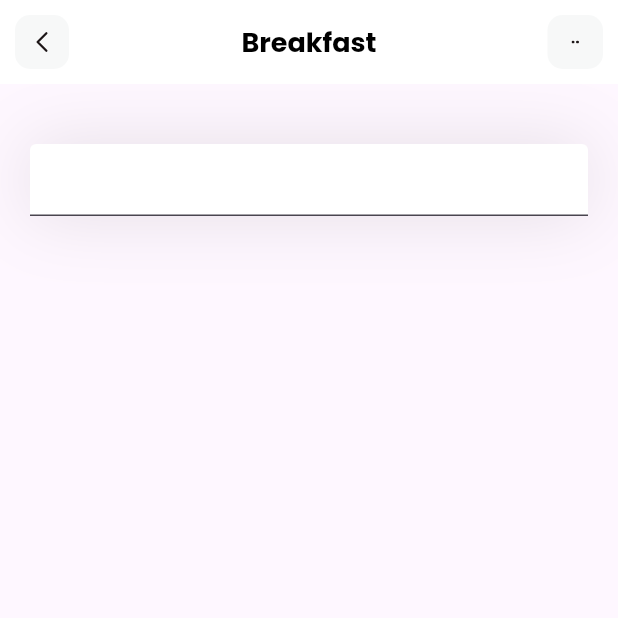
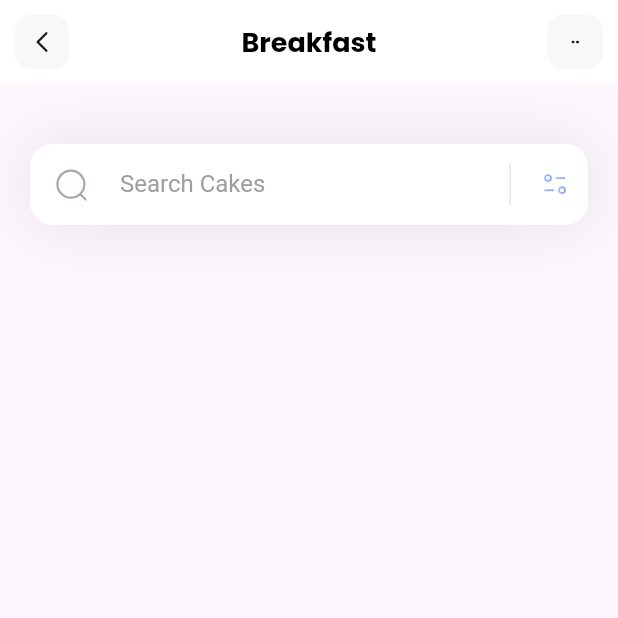
Before and after one commit to shakirth-anisha/food_app, a Flutter app: the screen it shows after launch, on a phone screen of 412 x 824 dp, the top half of it. Run offline on Flutter 3.47's test engine with Material 3 defaults, Android fonts, the phone set to English and light mode, and no system bars; drawn by our look-alikes of animated_text_kit; our stand-ins replace flutter_svg.

Commit message:
Search Bar implemented

```diff
--- a/lib/pages/home.dart
+++ b/lib/pages/home.dart
@@ -2,15 +2,44 @@
 
 import 'package:flutter/material.dart';
 import 'package:flutter_svg/flutter_svg.dart';
+import 'package:animated_text_kit/animated_text_kit.dart'; // Added for animated text
 
-class HomePage extends StatelessWidget {
+class HomePage extends StatefulWidget {
   const HomePage({super.key});
+
+  @override
+  State<HomePage> createState() => _HomePageState();
+}
+
+class _HomePageState extends State<HomePage> {
+  bool isTyping = false; // Tracks if user is typing
+  final TextEditingController _controller = TextEditingController();
+
+  @override
+  void initState() {
+    super.initState();
+    _controller.addListener(() {
+      setState(() {
+        isTyping = _controller.text.isNotEmpty;
+      });
+    });
+  }
 
   @override
   Widget build(BuildContext context) {
     return Scaffold(
       appBar: appBar(),
       body: Column(
+        crossAxisAlignment: CrossAxisAlignment.start,
+        children: [
+          searchField(),
+        ],
+      ),
+    );
+  }
+
+  Column searchField() {
+    return Column(
       children: [
         Container(
           margin: EdgeInsets.only(top: 40, left: 20, right: 20),
@@ -18,17 +47,83 @@ class HomePage extends StatelessWidget {
             BoxShadow(
                 color: Color(0xff1D1617).withValues(alpha: 0.11),
                 blurRadius: 40,
-                spreadRadius: 0.0
-              )
+                spreadRadius: 0.0)
           ]),
-            child: TextField(
-              decoration:
-                  InputDecoration(filled: true, fillColor: Colors.white),
-
+          child: Stack(
+            children: [
+              TextField(
+                controller: _controller,
+                decoration: InputDecoration(
+                    filled: true,
+                    fillColor: Colors.white,
+                    contentPadding: EdgeInsets.all(15),
+                    hintText: '', // Empty hintText to avoid overlapping
+                    prefixIcon: SizedBox(
+                      width: 60,
+                      child: Padding(
+                        padding: const EdgeInsets.only(
+                            top: 12, bottom: 12, left: 0, right: 5),
+                        child: SvgPicture.asset("assets/icons/Search.svg"),
                       ),
-          )
+                    ),
+                    suffixIcon: SizedBox(
+                      width: 75,
+                      child: IntrinsicHeight(
+                        child: Row(
+                          mainAxisAlignment: MainAxisAlignment.end,
+                          children: [
+                            VerticalDivider(
+                              color: Colors.black,
+                              indent: 10,
+                              endIndent: 10,
+                              thickness: 0.1,
+                            ),
+                            Padding(
+                              padding: const EdgeInsets.all(12),
+                              child:
+                                  SvgPicture.asset("assets/icons/Filter.svg"),
+                            ),
                           ],
                         ),
+                      ),
+                    ),
+                    border: OutlineInputBorder(
+                      borderRadius: BorderRadius.circular(15),
+                      borderSide: BorderSide.none,
+                    )),
+              ),
+              if (!isTyping)
+                Positioned(
+                  left: 60, // Adjust to match prefix icon width
+                  top: 17, // Centered within the TextField
+                  child: SizedBox(
+                    width: 250, // Adjust for available space
+                    child: DefaultTextStyle(
+                      style: TextStyle(fontSize: 16.0, color: Colors.grey),
+                      child: Row(
+                        children: [
+                          Text('Search '), // Static text
+                          AnimatedTextKit(
+                            repeatForever: true,
+                            animatedTexts: [
+                              TyperAnimatedText('Cakes'),
+                              TyperAnimatedText('Pancakes'),
+                              TyperAnimatedText('Salad'),
+                              TyperAnimatedText('Pie'),
+                              TyperAnimatedText('Smoothie'),
+                              TyperAnimatedText('Bread'),
+                              TyperAnimatedText('Sushi'),
+                            ],
+                          ),
+                        ],
+                      ),
+                    ),
+                  ),
+                ),
+            ],
+          ),
+        ),
+      ],
     );
   }
 
```
Also changed, not shown: pubspec.yaml (+12 -0 lines), assets/icons/Arrow_Right.svg (added), assets/icons/Filter.svg (added), assets/icons/Search.svg (added), assets/icons/Vector-1.svg (added), assets/icons/Vector-2.svg (added), assets/icons/Vector-3.svg (added), assets/icons/Vector-4.svg (added), assets/icons/Vector-5.svg (added), assets/icons/Vector-6.svg (added), assets/icons/Vector-7.svg (added), assets/icons/Vector-8.svg (added), pubspec.lock. Lines whose indentation alone changed are shown as unchanged.
